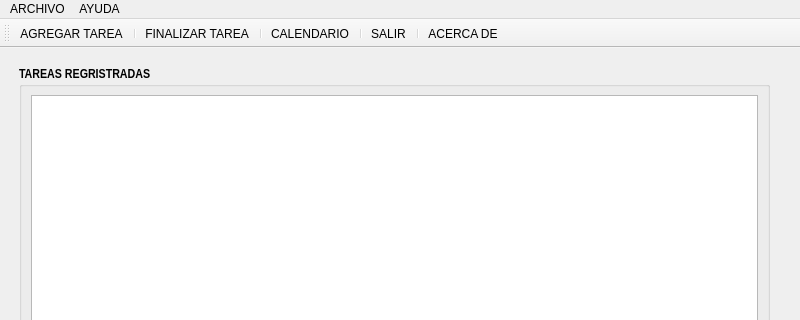
Qt form principal.ui (rainerpro/Examen-Remedial) before a commit; both pictures show x 0 to 800 and y 0 to 320 of the 800 by 600 pixel window.
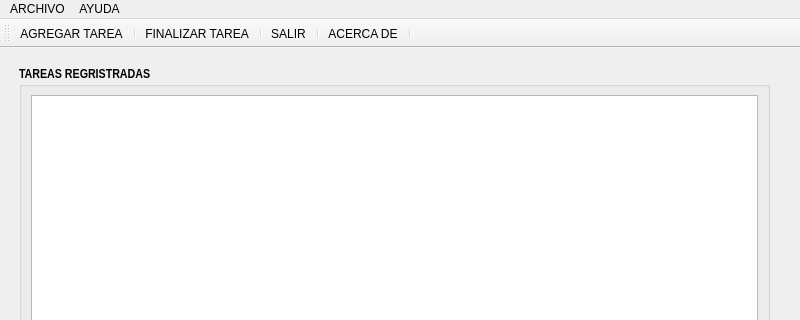
The same form after that commit. Icons and pictures are not drawn.

```diff
--- a/principal.ui
+++ b/principal.ui
@@ -93,11 +93,10 @@
    <addaction name="separator"/>
    <addaction name="actionFINALIZAR_TAREA"/>
    <addaction name="separator"/>
-   <addaction name="actionCALENDARIO"/>
-   <addaction name="separator"/>
    <addaction name="actionSALIR"/>
    <addaction name="separator"/>
    <addaction name="actionACERCA_DE"/>
+   <addaction name="separator"/>
   </widget>
   <action name="actionAGREGAR_TAREA">
    <property name="icon">
```
Left out of the diff: 6 changed lines with no effect on the pictures.
